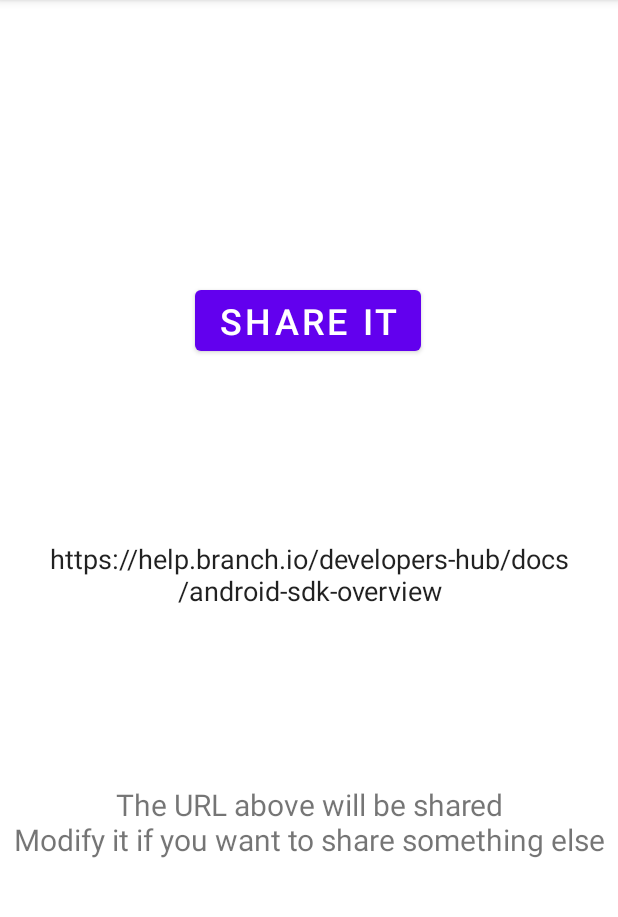
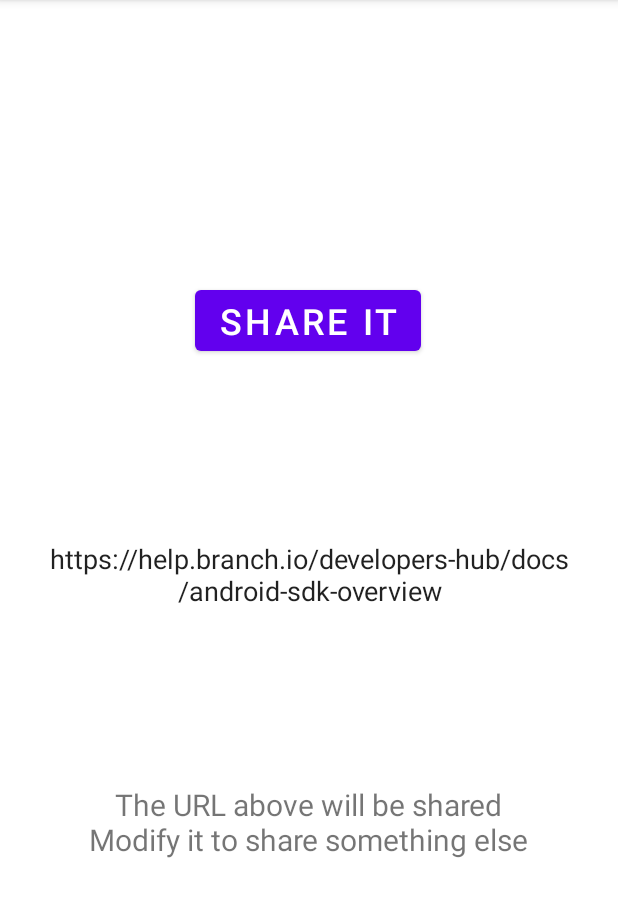
Before and after one commit to kyooryoo/BranchDeepLink, an Android app: the screen it shows after launch (LauncherActivity), on a phone screen of 412 x 824 dp, the part 84-1001 px from its top. Run offline under Robolectric (Android 15) with nearby library versions, the phone set to English and light mode, and no system bars; libraries missing offline, so code that uses them is left out: io.branch.indexing, io.branch.referral; 3 statements that could not run were skipped.

Commit message:
add release

```diff
--- a/app/src/main/java/com/example/branchdeeplink/LauncherActivity.java
+++ b/app/src/main/java/com/example/branchdeeplink/LauncherActivity.java
@@ -121,7 +121,8 @@ public class LauncherActivity extends AppCompatActivity {
                 .setChannel("copy")
                 .setFeature("sharing")
                 .setCampaign("Branch Home Work")
-                .setStage("new user")
+                .setStage("new engineer")
+                .addTag("Ling's Test")
                 .addControlParameter("$fallback_url", fallback_url)
                 .addControlParameter("$android_url", android_url)
                 .addControlParameter("$android_url_cn", android_url_xx)
@@ -134,7 +135,7 @@ public class LauncherActivity extends AppCompatActivity {
 
 //        buo.generateShortUrl(this, lp, (url, error) -> {
 //            if (error == null) {
-//                Log.d("myapp", "got my Branch link to share: " + url);
+//                Log.d("myapp", "Get short Deep Link: " + url);
 //            } else {
 //                Log.d("myapp", "Error: " + error.getMessage());
 //            }
--- a/app/src/main/res/values/strings.xml
+++ b/app/src/main/res/values/strings.xml
@@ -3,7 +3,7 @@
     <string name="share_button">Share It</string>
     <string name="share">Share</string>
     <string name="deep_link_screen">Deep Link Screen</string>
-    <string name="textview">The URL above will be shared\nModify it if you want to share something else</string>
+    <string name="textview">The URL above will be shared\nModify it to share something else</string>
     <string name="content_description">Input the URL you want to share</string>
     <string name="default_url">https://help.branch.io/developers-hub/docs/android-sdk-overview</string>
     <string name="hint">https://help.branch.io/developers-hub</string>
```
Also changed, not shown: 2 other files.
